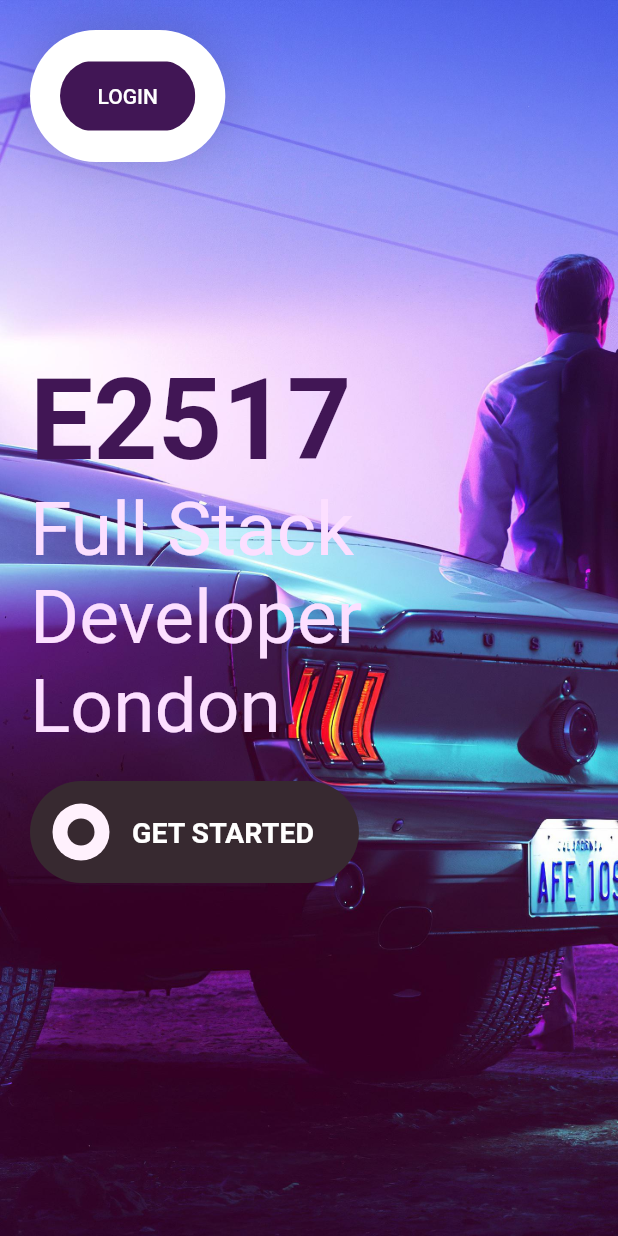
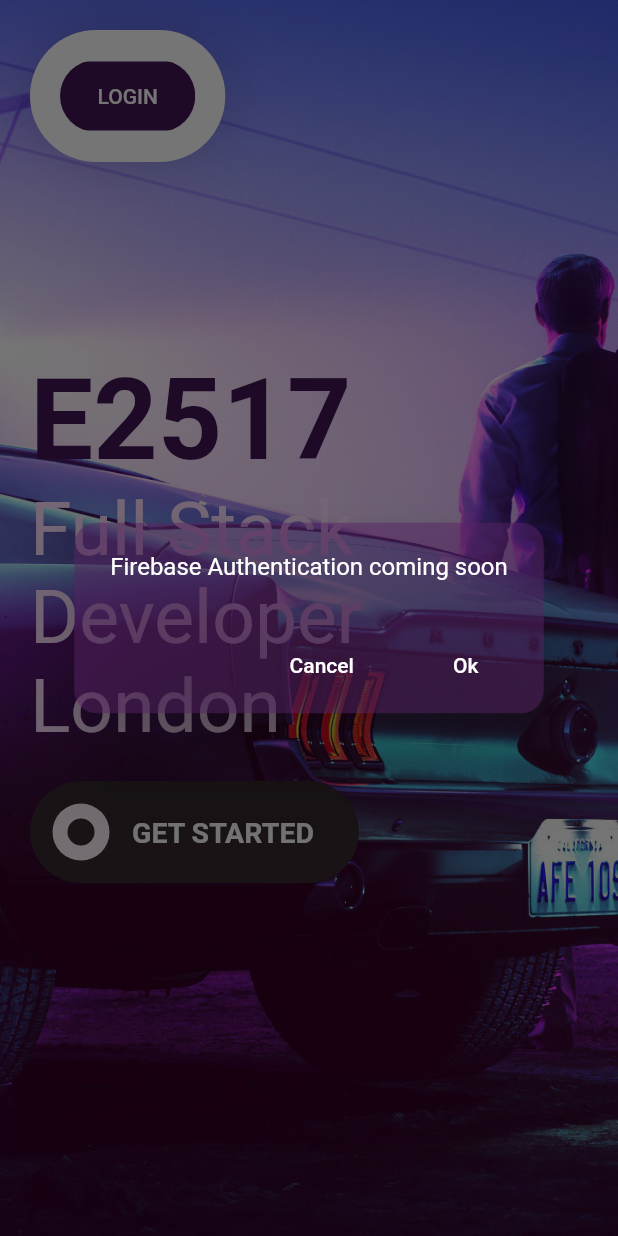
Before and after one commit to E2517/web-flutter, a Flutter app: the screen it shows after launch, after a tap on "LOGIN", on a phone screen of 412 x 824 dp. Run offline on Flutter 3.47's test engine with Material 2 defaults, Android fonts, the phone set to English and light mode, and no system bars.

Commit message:
alert dialog

```diff
--- /dev/null
+++ b/lib/utils/alert_utils.dart
@@ -0,0 +1,21 @@
+import 'package:flutter/material.dart';
+
+void showAlert(BuildContext context, String message) {
+  showDialog(
+      context: context,
+      builder: (context) {
+        return AlertDialog(
+          shape:
+              RoundedRectangleBorder(borderRadius: BorderRadius.circular(15.0)),
+          backgroundColor: Color.fromRGBO(87, 35, 100, 0.5),
+          content: Text(message, textAlign: TextAlign.center),
+          actions: <Widget>[
+            FlatButton(
+                child: Text('Cancel'),
+                onPressed: () => Navigator.of(context).pop()),
+            FlatButton(
+                child: Text('Ok'), onPressed: () => Navigator.of(context).pop())
+          ],
+        );
+      });
+}
--- a/lib/views/appbar_views.dart
+++ b/lib/views/appbar_views.dart
@@ -1,4 +1,5 @@
 import 'package:flutter/material.dart';
+import 'package:e2517/utils/alert_utils.dart' as alert;
 import 'package:e2517/utils/colors_utils.dart';
 import 'package:e2517/views/default_bottom_views.dart';
 import 'package:e2517/views/menu_item_views.dart';
@@ -25,7 +26,9 @@ class CustomAppBar extends StatelessWidget {
         ),
         child: DefaultButton(
           text: "Login",
-          press: () {},
+          press: () {
+            alert.showAlert(context, 'Firebase Authentication coming soon');
+          },
         ),
       );
     } else {
```
